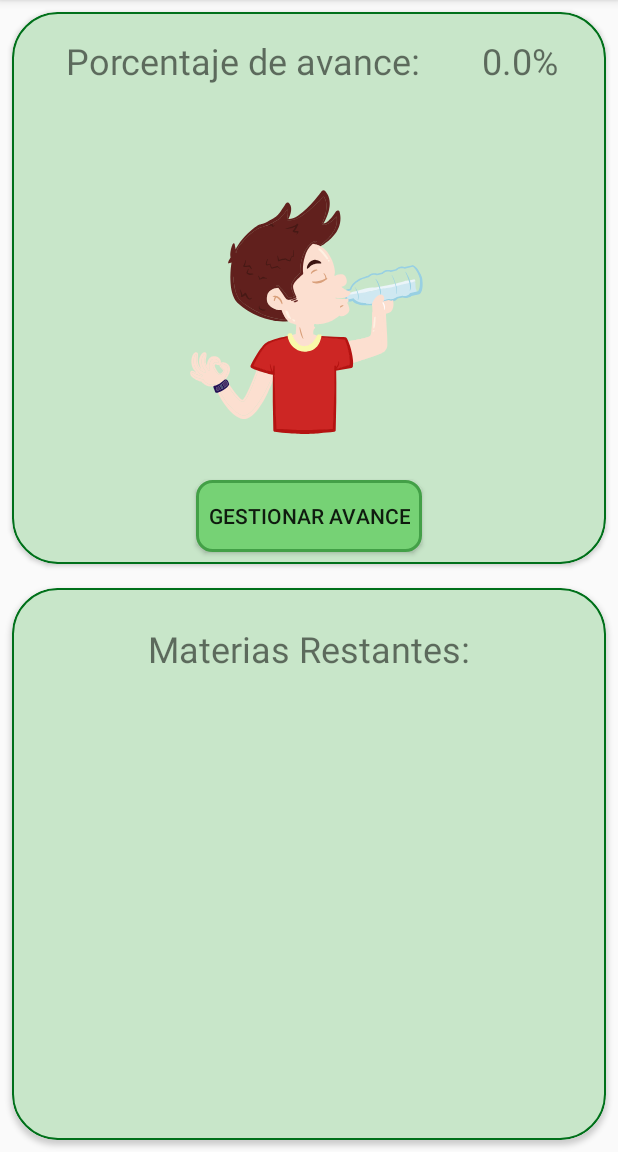
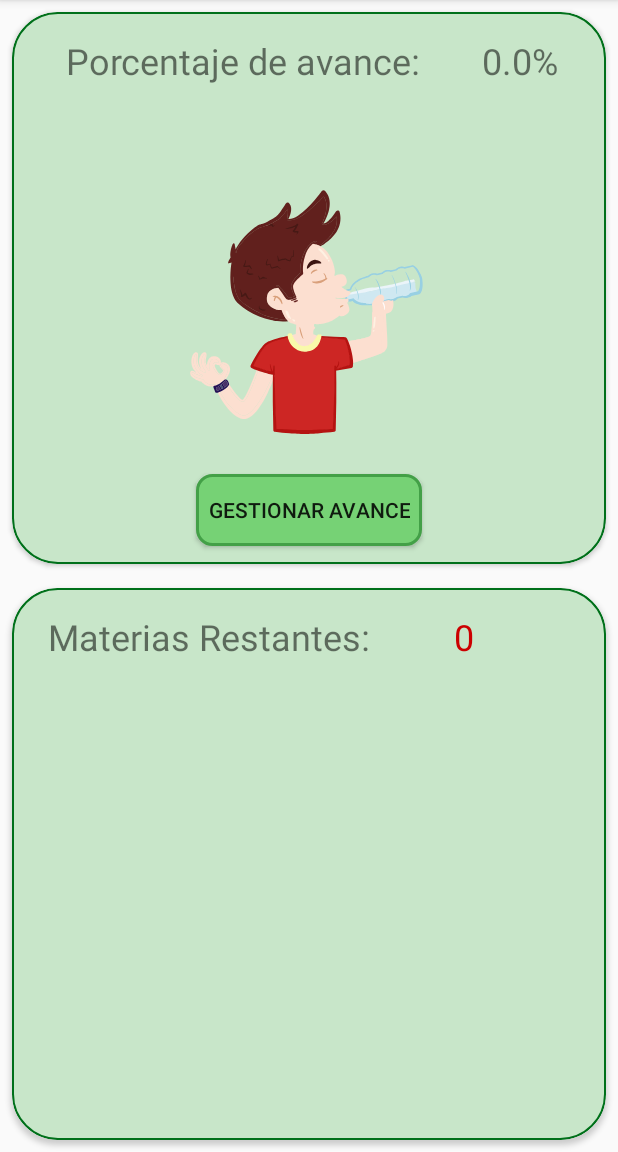
Before and after one commit to richimcr/AgendaUacm, an Android app: the fragment AvancesFragment shown on its own in the app's theme, on a phone screen of 412 x 824 dp, the part 84-1236 px from its top. Run offline under Robolectric (Android 15) with nearby library versions, the phone set to English and light mode, and no system bars; 2 statements that could not run were skipped.

Commit message:
Cambio en la vista de avances, se agrego el numero de materias restantes y se cambio un poco el diseño para hacerlo mas atractivo.

```diff
--- a/app/src/main/java/com/mcr/agendauacm/sections/avances/AvancesFragment.java
+++ b/app/src/main/java/com/mcr/agendauacm/sections/avances/AvancesFragment.java
@@ -45,6 +45,7 @@ public class AvancesFragment extends Fragment {
     private Button btMateriaCertificada;
     private String id;
     private LottieAnimationView animNivel;
+    private TextView tvNumMateriasRestantes;
 
 
 
@@ -116,8 +117,10 @@ public class AvancesFragment extends Fragment {
         {
 
         }
-
+        List<Materia> materiasRestantes = dbHelper.getMateriasRestantes();
+        String numMateriasRestantes = String.valueOf(materiasRestantes.size());
         adapterRestante = new AdapterRestante(dbHelper.getMateriasRestantes(),R.layout.materias_restantes_item);
+        tvNumMateriasRestantes.setText(numMateriasRestantes);
         recyclerMateriasFaltantes.setLayoutManager(layoutManager);
         recyclerMateriasFaltantes.setAdapter(adapterRestante);
 
@@ -129,9 +132,8 @@ public class AvancesFragment extends Fragment {
     private void inicializacion(View view)
     {
         tvPorcentaje =(TextView) view.findViewById(R.id.tvPorcentaje);
-        tvMateriasRestantes = (TextView) view.findViewById(R.id.tvNumMateriasRestantes);
         animNivel=(LottieAnimationView)view.findViewById(R.id.lottieNivel);
-
+        tvNumMateriasRestantes =(TextView) view.findViewById(R.id.tvNumMaterias);
         recyclerMateriasFaltantes=(RecyclerView) view.findViewById(R.id.recyclerFaltantes);
         layoutManager = new LinearLayoutManager(getContext());
         btMateriaCertificada = (Button) view.findViewById(R.id.btAgregaMateriaAprobada);
--- a/app/src/main/res/layout/avances_fragment.xml
+++ b/app/src/main/res/layout/avances_fragment.xml
@@ -85,6 +85,8 @@
                         android:id="@+id/btAgregaMateriaAprobada"
                         android:layout_width="wrap_content"
                         android:layout_height="wrap_content"
+                        android:layout_marginTop="8dp"
+                        android:layout_marginBottom="16dp"
                         android:background="@drawable/boton_comun_background"
                         android:padding="8dp"
                         android:text="Gestionar Avance"
@@ -126,22 +128,39 @@
                     android:id="@+id/recyclerFaltantes"
                     android:layout_width="0dp"
                     android:layout_height="0dp"
-                    android:layout_marginTop="8dp"
+                    android:layout_marginStart="24dp"
+                    android:layout_marginTop="16dp"
+                    android:layout_marginEnd="24dp"
+                    android:layout_marginBottom="8dp"
                     app:layout_constraintBottom_toBottomOf="parent"
                     app:layout_constraintEnd_toEndOf="parent"
                     app:layout_constraintStart_toStartOf="parent"
-                    app:layout_constraintTop_toBottomOf="@+id/tvNumMateriasRestantes" />
+                    app:layout_constraintTop_toBottomOf="@+id/tvMat" />
 
                 <TextView
-                    android:id="@+id/tvNumMateriasRestantes"
+                    android:id="@+id/tvMat"
                     android:layout_width="wrap_content"
                     android:layout_height="wrap_content"
-                    android:layout_marginTop="24dp"
+                    android:layout_marginStart="24dp"
+                    android:layout_marginTop="16dp"
                     android:text="Materias Restantes:"
                     android:textSize="24sp"
-                    app:layout_constraintEnd_toEndOf="parent"
                     app:layout_constraintStart_toStartOf="parent"
                     app:layout_constraintTop_toTopOf="parent" />
+
+                <TextView
+                    android:id="@+id/tvNumMaterias"
+                    android:layout_width="wrap_content"
+                    android:layout_height="wrap_content"
+                    android:layout_marginEnd="32dp"
+                    android:text="Num:"
+                    android:textColor="@android:color/holo_red_dark"
+                    android:textSize="24sp"
+                    app:layout_constraintBottom_toBottomOf="@+id/tvMat"
+                    app:layout_constraintEnd_toEndOf="parent"
+                    app:layout_constraintStart_toEndOf="@+id/tvMat"
+                    app:layout_constraintTop_toTopOf="@+id/tvMat" />
+
             </androidx.constraintlayout.widget.ConstraintLayout>
         </androidx.cardview.widget.CardView>
     </androidx.constraintlayout.widget.ConstraintLayout>
```
